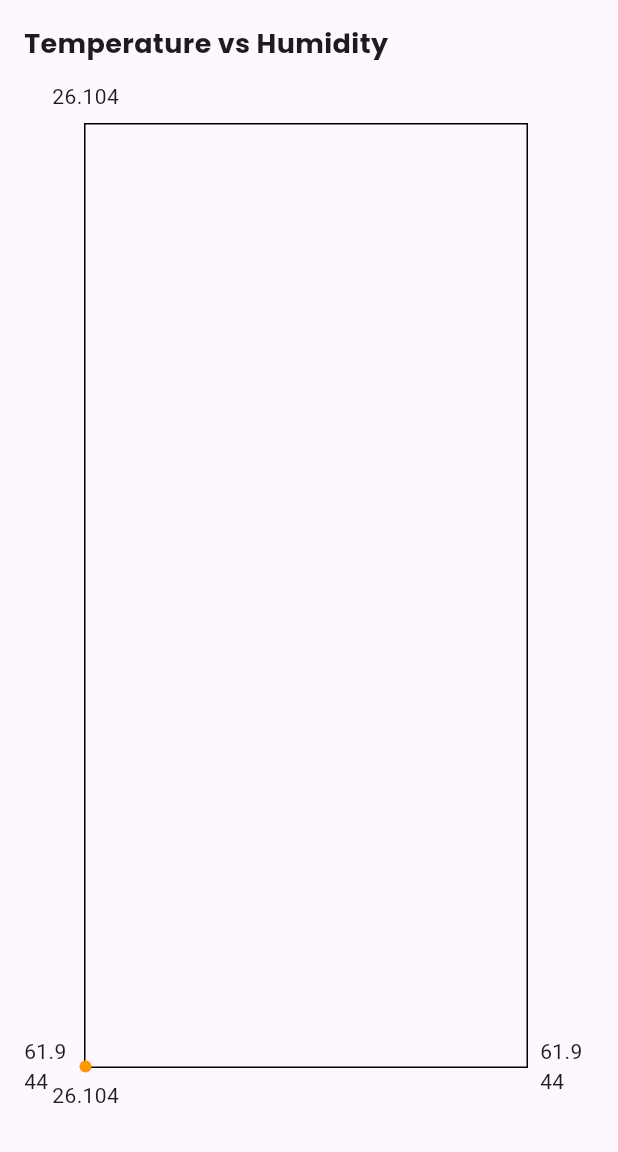
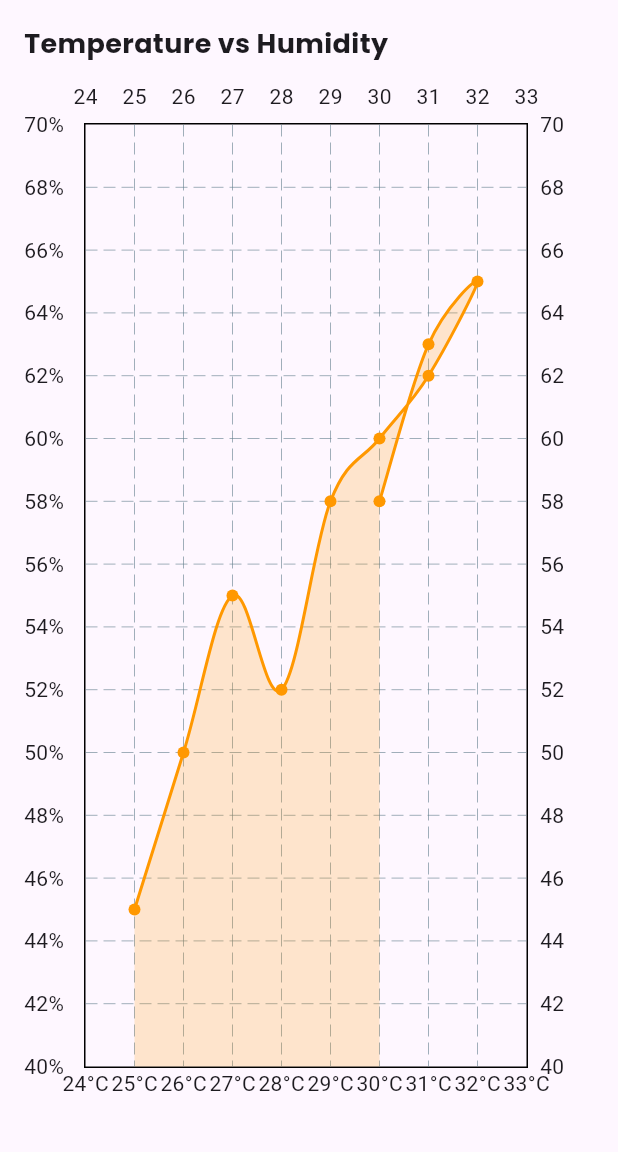
Before and after one commit to Sanscha/beehealth, a Flutter app: the DashboardScreen screen opened directly, in the side drawer, after a tap on "Dashboard", on a phone screen of 412 x 824 dp, the part 84-1236 px from its top. Run offline on Flutter 3.47's test engine with Material 3 defaults, Android fonts, the phone set to English and light mode, and no system bars; drawn by our look-alikes of fl_chart; our stand-ins replace cloud_firestore, firebase_auth, firebase_core, flutter_gemini, google_fonts, google_generative_ai and 5 more; accounts and stored records are empty.

Commit message:
dashboard changes

```diff
--- a/lib/dashboard_screen.dart
+++ b/lib/dashboard_screen.dart
@@ -1,5 +1,3 @@
-import 'dart:async';
-import 'dart:math';
 import 'package:BeeSentinel/sidebar.dart';
 import 'package:fl_chart/fl_chart.dart';
 import 'package:flutter/material.dart';
@@ -13,35 +11,19 @@ class DashboardScreen extends StatefulWidget {
 }
 
 class _DashboardScreenState extends State<DashboardScreen> {
-  List<FlSpot> tempHumidityData = [];
-  Timer? timer;
-  final Random random = Random();
-
-  @override
-  void initState() {
-    super.initState();
-    _generateRandomData();
-    timer = Timer.periodic(Duration(seconds: 3), (timer) {
-      _generateRandomData();
-    });
-  }
-
-  void _generateRandomData() {
-    setState(() {
-      if (tempHumidityData.length >= 10) {
-        tempHumidityData.removeAt(0); // Keep list limited
-      }
-      double temp = 25 + random.nextDouble() * 10; // 25-35°C
-      double humidity = 40 + random.nextDouble() * 30; // 40-70%
-      tempHumidityData.add(FlSpot(temp, humidity));
-    });
-  }
-
-  @override
-  void dispose() {
-    timer?.cancel();
-    super.dispose();
-  }
+  // Constant data that won't change
+  final List<FlSpot> tempHumidityData = [
+    FlSpot(25, 45),
+    FlSpot(26, 50),
+    FlSpot(27, 55),
+    FlSpot(28, 52),
+    FlSpot(29, 58),
+    FlSpot(30, 60),
+    FlSpot(31, 62),
+    FlSpot(32, 65),
+    FlSpot(31, 63),
+    FlSpot(30, 58),
+  ];
 
   @override
   Widget build(BuildContext context) {
@@ -75,12 +57,28 @@ class _DashboardScreenState extends State<DashboardScreen> {
             Expanded(
               child: LineChart(
                 LineChartData(
+                  minX: 24,
+                  maxX: 33,
+                  minY: 40,
+                  maxY: 70,
                   titlesData: FlTitlesData(
                     leftTitles: AxisTitles(
-                      sideTitles: SideTitles(showTitles: true, reservedSize: 40),
+                      sideTitles: SideTitles(
+                        showTitles: true,
+                        reservedSize: 40,
+                        getTitlesWidget: (value, meta) {
+                          return Text('${value.toInt()}%');
+                        },
+                      ),
                     ),
                     bottomTitles: AxisTitles(
-                      sideTitles: SideTitles(showTitles: true, reservedSize: 40),
+                      sideTitles: SideTitles(
+                        showTitles: true,
+                        reservedSize: 40,
+                        getTitlesWidget: (value, meta) {
+                          return Text('${value.toInt()}°C');
+                        },
+                      ),
                     ),
                   ),
                   borderData: FlBorderData(show: true),
--- a/lib/splash_screen.dart
+++ b/lib/splash_screen.dart
@@ -49,7 +49,7 @@ class _SplashScreenState extends State<SplashScreen> {
             ),
             const SizedBox(height: 20),
             Text(
-              "Bee Sentinel Monitoring",
+              "Bee Health Monitoring",
               style: GoogleFonts.poppins(
                 fontSize: 20,
                 fontWeight: FontWeight.bold,
```
Also changed, not shown: 2 other files.
